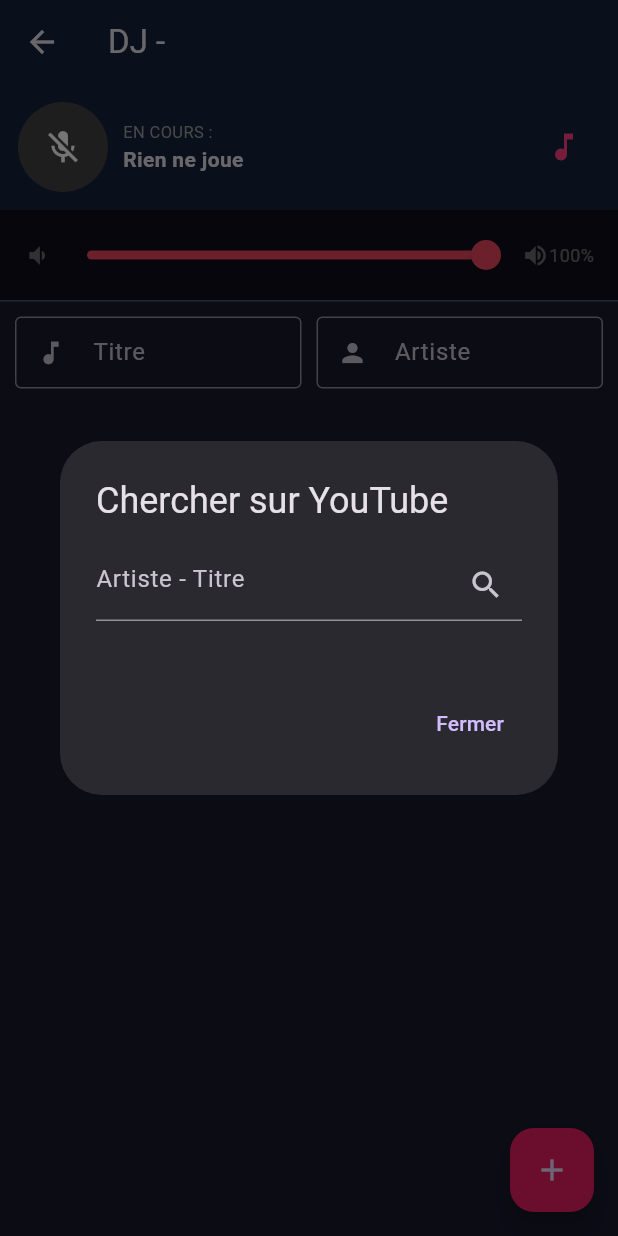
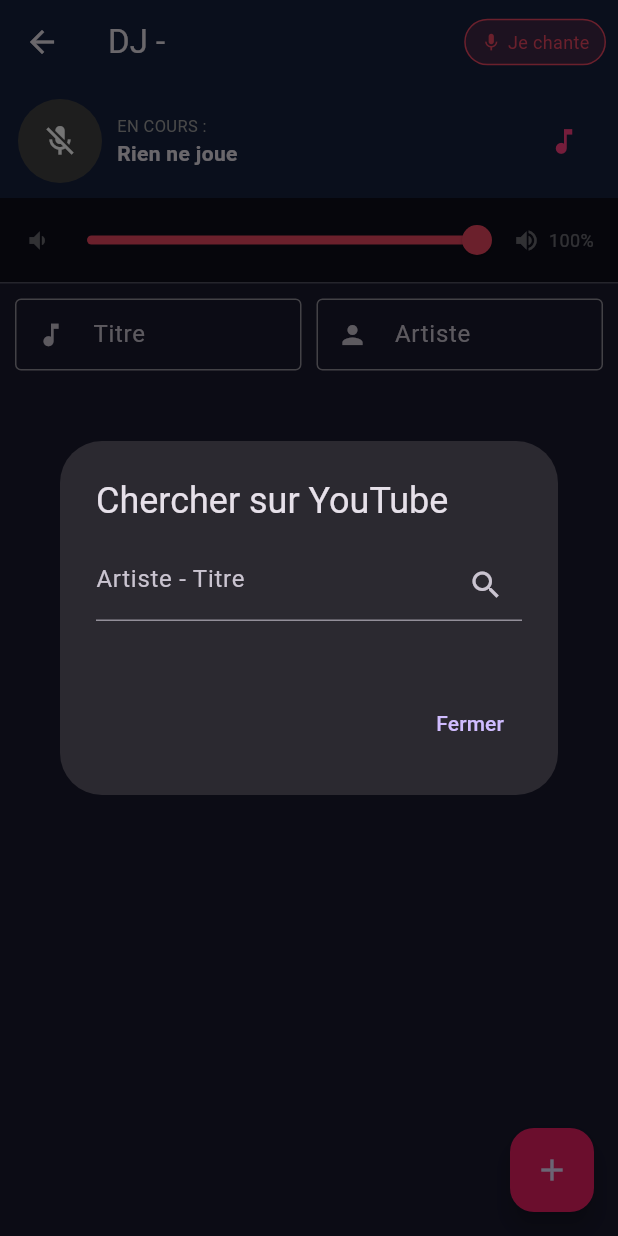
Before and after one commit to MarcVo00/KaraOrKey, a Flutter app: the MicRemoteScreen screen opened directly with empty values, after a tap on the "music note" icon, after a tap on the "add" icon, on a phone screen of 412 x 824 dp. Run offline on Flutter 3.47's test engine with Material 3 defaults, Android fonts, the phone set to English and light mode, and no system bars; our stand-ins replace just_audio, permission_handler, shared_preferences, socket_io_client, wakelock_plus; missing offline and left inert: sound_stream; accounts and stored records are empty; network calls fail.

Commit message:
Ajouter stop, mode chanteur, reprise reconnexion, tri, sortie TV
Backend :
- Bibliothèque triée alphabétiquement (insensible à la casse)

Flutter DJ :
- Bouton Stop avec confirmation (command_stop)
- Toggle "Je chante" dans l'AppBar : active/désactive la lecture locale
  et le monitor de paroles ; les autres DJ restent en mode contrôle
- Reprise automatique après reconnexion : si sync_state arrive avec une
  chanson en cours et le player local à l'arrêt, relance la lecture

Flutter TV :
- PopScope : confirmation avant de quitter (évite la perte accidentelle
  de l'écran TV dans la salle)

Co-Authored-By: Claude Sonnet 4.6 <noreply@anthropic.com>

```diff
--- a/app/lib/screens/mic_remote_screen.dart
+++ b/app/lib/screens/mic_remote_screen.dart
@@ -31,6 +31,10 @@ class _MicRemoteScreenState extends State<MicRemoteScreen> {
   double _musicVolume = 1.0;
   bool _showVolumeBar = false;
 
+  // --- Mode chanteur ---
+  // Quand false, ce téléphone n'est qu'un panneau de contrôle : pas de lecture locale
+  bool _isSinging = true;
+
   // --- Paroles sync ---
   List<LyricLine> _lyrics = [];
   int _lyricIndex = -1;
@@ -44,7 +48,6 @@ class _MicRemoteScreenState extends State<MicRemoteScreen> {
   Map<String, dynamic>? currentSong;
   List<Map<String, dynamic>> queue = [];
 
-  // --- Filtres bibliothèque ---
   final TextEditingController _localTitleController = TextEditingController();
   final TextEditingController _localArtistController = TextEditingController();
 
@@ -53,9 +56,7 @@ class _MicRemoteScreenState extends State<MicRemoteScreen> {
     super.initState();
     WakelockPlus.enable();
     _localPlayer = AudioPlayer();
-    _localPlayer.positionStream.listen((pos) {
-      if (mounted) _syncLyrics(pos);
-    });
+    _localPlayer.positionStream.listen((pos) { if (mounted) _syncLyrics(pos); });
     _localPlayer.playerStateStream.listen((state) {
       if (state.processingState == ProcessingState.completed && mounted) {
         setState(() { _lyrics = []; _lyricIndex = -1; _isPaused = false; });
@@ -110,16 +111,26 @@ class _MicRemoteScreenState extends State<MicRemoteScreen> {
     });
 
     socket.on('sync_state', (data) {
-      if (mounted) setState(() {
+      if (!mounted) return;
+      final prevSong = currentSong;
+      setState(() {
         currentSong = data['current_song'];
         queue = List<Map<String, dynamic>>.from(data['queue']);
         _isPaused = data['paused'] ?? false;
       });
+      // Reprise automatique après reconnexion : une chanson joue côté serveur mais le
+      // player local est à l'arrêt (ex: redémarrage serveur + rejoindre la salle)
+      if (_isSinging &&
+          currentSong != null &&
+          prevSong == null &&
+          _localPlayer.processingState == ProcessingState.idle) {
+        _startLocalPlayback(currentSong!['id'], currentSong!['title']);
+      }
     });
 
     socket.on('start_song', (data) {
       if (mounted) setState(() => _isPaused = false);
-      _startLocalPlayback(data['id'], data['title']);
+      if (_isSinging) _startLocalPlayback(data['id'], data['title']);
     });
 
     socket.on('stop_song', (_) {
@@ -137,8 +148,8 @@ class _MicRemoteScreenState extends State<MicRemoteScreen> {
       if (mounted) setState(() => _isPaused = false);
     });
 
-    // Correction de drift : si l'écart avec la TV dépasse 500ms, on se resynchronise
     socket.on('position_sync', (data) async {
+      if (!_isSinging) return;
       final tvMs = (data['position_ms'] as num?)?.toInt() ?? 0;
       final myMs = _localPlayer.position.inMilliseconds;
       if ((tvMs - myMs).abs() > 500 &&
@@ -180,9 +191,9 @@ class _MicRemoteScreenState extends State<MicRemoteScreen> {
 
   Future<void> _loadLyrics(String songId) async {
     try {
-      final response = await http.get(Uri.parse('$baseUrl/api/play/$songId/lyrics'));
-      if (response.statusCode == 200) {
-        final lines = utf8.decode(response.bodyBytes).split('\n');
+      final r = await http.get(Uri.parse('$baseUrl/api/play/$songId/lyrics'));
+      if (r.statusCode == 200) {
+        final lines = utf8.decode(r.bodyBytes).split('\n');
         final parsed = <LyricLine>[];
         final re = RegExp(r"^\[(\d{2}):(\d{2})\.(\d{2,3})\](.*)");
         for (final line in lines) {
@@ -213,6 +224,24 @@ class _MicRemoteScreenState extends State<MicRemoteScreen> {
           ? position >= _lyrics[i].timestamp
           : position >= _lyrics[i].timestamp && position < _lyrics[i + 1].timestamp;
       if (ok) { if (_lyricIndex != i) setState(() => _lyricIndex = i); break; }
+    }
+  }
+
+  // ==========================================
+  // MODE "JE CHANTE"
+  // ==========================================
+
+  void _toggleSinging() {
+    setState(() => _isSinging = !_isSinging);
+    if (_isSinging) {
+      // Activation : démarre le player si une chanson est en cours
+      if (currentSong != null && !_isPaused) {
+        _startLocalPlayback(currentSong!['id'], currentSong!['title']);
+      }
+    } else {
+      // Désactivation : coupe le son local
+      _localPlayer.stop();
+      setState(() { _lyrics = []; _lyricIndex = -1; });
     }
   }
 
@@ -254,16 +283,27 @@ class _MicRemoteScreenState extends State<MicRemoteScreen> {
       socket.emit('command_play', song);
     } else {
       socket.emit('add_to_queue', song);
-      ScaffoldMessenger.of(context).showSnackBar(SnackBar(content: Text("🎵 Ajouté : ${song['title']}")));
+      ScaffoldMessenger.of(context)
+          .showSnackBar(SnackBar(content: Text("🎵 Ajouté : ${song['title']}")));
     }
   }
 
-  void _togglePause() {
-    if (_isPaused) {
-      socket.emit('command_resume');
-    } else {
-      socket.emit('command_pause');
-    }
+  void _togglePause() =>
+      socket.emit(_isPaused ? 'command_resume' : 'command_pause');
+
+  void _stopSong() {
+    showDialog(context: context, builder: (_) => AlertDialog(
+      title: const Text("Arrêter la chanson ?"),
+      content: Text("Arrêter « ${currentSong!['title']} » ?"),
+      actions: [
+        TextButton(onPressed: () => Navigator.pop(context), child: const Text("Annuler")),
+        ElevatedButton(
+          style: ElevatedButton.styleFrom(backgroundColor: Colors.red),
+          onPressed: () { Navigator.pop(context); socket.emit('command_stop'); },
+          child: const Text("Arrêter", style: TextStyle(color: Colors.white)),
+        ),
+      ],
+    ));
   }
 
   void _playNext() => socket.emit('play_next');
@@ -305,11 +345,13 @@ class _MicRemoteScreenState extends State<MicRemoteScreen> {
                     SnackBar(content: Text("🗑️ ${song['title']} supprimée.")));
               } else {
                 if (mounted) ScaffoldMessenger.of(context).showSnackBar(
-                    const SnackBar(content: Text("Erreur lors de la suppression."), backgroundColor: Colors.red));
+                    const SnackBar(content: Text("Erreur lors de la suppression."),
+                        backgroundColor: Colors.red));
               }
             } catch (_) {
               if (mounted) ScaffoldMessenger.of(context).showSnackBar(
-                  const SnackBar(content: Text("Impossible de joindre le serveur."), backgroundColor: Colors.red));
+                  const SnackBar(content: Text("Impossible de joindre le serveur."),
+                      backgroundColor: Colors.red));
             }
           },
           child: const Text("Supprimer", style: TextStyle(color: Colors.white)),
@@ -358,6 +400,7 @@ class _MicRemoteScreenState extends State<MicRemoteScreen> {
       appBar: AppBar(
         title: Text("DJ - ${widget.roomName}"),
         actions: [
+          // Indicateur reconnexion
           if (isReconnecting)
             const Padding(
               padding: EdgeInsets.symmetric(horizontal: 12),
@@ -368,6 +411,34 @@ class _MicRemoteScreenState extends State<MicRemoteScreen> {
                 Text("Reconnexion...", style: TextStyle(fontSize: 12, color: Colors.orange)),
               ]),
             ),
+          // Toggle "Je chante"
+          Padding(
+            padding: const EdgeInsets.only(right: 8),
+            child: GestureDetector(
+              onTap: _toggleSinging,
+              child: AnimatedContainer(
+                duration: const Duration(milliseconds: 250),
+                padding: const EdgeInsets.symmetric(horizontal: 10, vertical: 6),
+                decoration: BoxDecoration(
+                  color: _isSinging
+                      ? const Color(0xFFE94560).withOpacity(0.2)
+                      : Colors.transparent,
+                  borderRadius: BorderRadius.circular(20),
+                  border: Border.all(
+                    color: _isSinging ? const Color(0xFFE94560) : Colors.white24,
+                  ),
+                ),
+                child: Row(children: [
+                  Icon(Icons.mic, size: 14,
+                      color: _isSinging ? const Color(0xFFE94560) : Colors.white38),
+                  const SizedBox(width: 4),
+                  Text("Je chante",
+                      style: TextStyle(fontSize: 12,
+                          color: _isSinging ? const Color(0xFFE94560) : Colors.white38)),
+                ]),
+              ),
+            ),
+          ),
         ],
       ),
       floatingActionButton: FloatingActionButton(
@@ -378,12 +449,12 @@ class _MicRemoteScreenState extends State<MicRemoteScreen> {
       ),
       body: Column(children: [
 
-        // --- Monitor paroles ---
-        if (currentSong != null)
+        // --- Monitor paroles (visible uniquement si "Je chante" et chanson active) ---
+        if (currentSong != null && _isSinging)
           Container(
             width: double.infinity,
             color: const Color(0xFF0D0D1A),
-            padding: const EdgeInsets.symmetric(horizontal: 20, vertical: 12),
+            padding: const EdgeInsets.symmetric(horizontal: 20, vertical: 10),
             child: Column(children: [
               AnimatedSwitcher(
                 duration: const Duration(milliseconds: 300),
@@ -391,20 +462,16 @@ class _MicRemoteScreenState extends State<MicRemoteScreen> {
                   currentLine.isEmpty ? "♪" : currentLine,
                   key: ValueKey<String>('dj_cur_$currentLine'),
                   textAlign: TextAlign.center,
-                  style: TextStyle(
-                    fontSize: 22, fontWeight: FontWeight.bold,
-                    color: currentLine.isEmpty || _isPaused
-                        ? Colors.white24
-                        : const Color(0xFFE94560),
-                  ),
+                  style: TextStyle(fontSize: 22, fontWeight: FontWeight.bold,
+                      color: currentLine.isEmpty || _isPaused
+                          ? Colors.white24 : const Color(0xFFE94560)),
                 ),
               ),
               if (nextLine.isNotEmpty) ...[
                 const SizedBox(height: 4),
                 AnimatedSwitcher(
                   duration: const Duration(milliseconds: 300),
-                  child: Text(nextLine,
-                      key: ValueKey<String>('dj_nxt_$nextLine'),
+                  child: Text(nextLine, key: ValueKey<String>('dj_nxt_$nextLine'),
                       textAlign: TextAlign.center,
                       style: const TextStyle(fontSize: 15, color: Colors.white38)),
                 ),
@@ -414,7 +481,7 @@ class _MicRemoteScreenState extends State<MicRemoteScreen> {
 
         // --- Barre statut ---
         Container(
-          padding: const EdgeInsets.all(12),
+          padding: const EdgeInsets.symmetric(horizontal: 12, vertical: 10),
           color: const Color(0xFF16213E),
           child: Row(children: [
             // Bouton micro
@@ -422,7 +489,7 @@ class _MicRemoteScreenState extends State<MicRemoteScreen> {
               onTap: _toggleMic,
               child: AnimatedContainer(
                 duration: const Duration(milliseconds: 300),
-                height: 60, width: 60,
+                height: 56, width: 56,
                 decoration: BoxDecoration(
                   color: isMicOn ? const Color(0xFFE94560) : Colors.grey[800],
                   shape: BoxShape.circle,
@@ -430,7 +497,7 @@ class _MicRemoteScreenState extends State<MicRemoteScreen> {
                       ? [BoxShadow(color: const Color(0xFFE94560).withOpacity(0.6), blurRadius: 15)]
                       : [],
                 ),
-                child: Icon(isMicOn ? Icons.mic : Icons.mic_off, size: 26, color: Colors.white),
+                child: Icon(isMicOn ? Icons.mic : Icons.mic_off, size: 24, color: Colors.white),
               ),
             ),
             const SizedBox(width: 10),
@@ -443,25 +510,33 @@ class _MicRemoteScreenState extends State<MicRemoteScreen> {
                   maxLines: 1, overflow: TextOverflow.ellipsis),
             ])),
 
-            // Bouton pause/reprise
+            // Contrôles lecture
             if (currentSong != null) ...[
+              // Stop
+              IconButton(
+                icon: const Icon(Icons.stop, size: 26, color: Colors.redAccent),
+                onPressed: _stopSong,
+                tooltip: "Arrêter",
+              ),
+              // Pause / Reprise
               IconButton(
                 icon: Icon(_isPaused ? Icons.play_arrow : Icons.pause,
-                    size: 30, color: _isPaused ? Colors.greenAccent : Colors.white70),
+                    size: 28, color: _isPaused ? Colors.greenAccent : Colors.white70),
                 onPressed: _togglePause,
                 tooltip: _isPaused ? "Reprendre" : "Pause",
               ),
-              // Bouton suivant
+              // Suivant
               IconButton(
-                icon: const Icon(Icons.skip_next, size: 30, color: Colors.white),
+                icon: const Icon(Icons.skip_next, size: 28, color: Colors.white),
                 onPressed: _playNext,
+                tooltip: "Suivant",
               ),
             ],
 
-            // Bouton volume musique
+            // Volume musique
             IconButton(
-              icon: Icon(Icons.music_note,
-                  size: 24, color: _showVolumeBar ? Colors.pinkAccent : Colors.white54),
+              icon: Icon(Icons.music_note, size: 22,
+                  color: _showVolumeBar ? Colors.pinkAccent : Colors.white54),
               onPressed: () => setState(() => _showVolumeBar = !_showVolumeBar),
               tooltip: "Volume musique",
             ),
@@ -472,7 +547,7 @@ class _MicRemoteScreenState extends State<MicRemoteScreen> {
         if (_showVolumeBar)
           Container(
             color: const Color(0xFF0D0D1A),
-            padding: const EdgeInsets.symmetric(horizontal: 16, vertical: 6),
+            padding: const EdgeInsets.symmetric(horizontal: 16, vertical: 4),
             child: Row(children: [
               const Icon(Icons.volume_down, color: Colors.white38, size: 18),
               Expanded(child: Slider(
@@ -484,8 +559,9 @@ class _MicRemoteScreenState extends State<MicRemoteScreen> {
                 },
               )),
               const Icon(Icons.volume_up, color: Colors.white38, size: 18),
-              Text("${(_musicVolume * 100).round()}%",
-                  style: const TextStyle(color: Colors.white38, fontSize: 12)),
+              SizedBox(width: 36, child: Text("${(_musicVolume * 100).round()}%",
+                  style: const TextStyle(color: Colors.white38, fontSize: 12),
+                  textAlign: TextAlign.right)),
             ]),
           ),
 
@@ -525,8 +601,7 @@ class _MicRemoteScreenState extends State<MicRemoteScreen> {
                       width: 150, margin: const EdgeInsets.symmetric(horizontal: 8, vertical: 8),
                       child: Stack(children: [
                         Container(
-                          width: double.infinity, height: double.infinity,
-                          padding: const EdgeInsets.all(8),
+                          width: double.infinity, height: double.infinity, padding: const EdgeInsets.all(8),
                           decoration: BoxDecoration(color: Colors.blue.withOpacity(0.2),
                               borderRadius: BorderRadius.circular(10)),
                           child: Column(mainAxisAlignment: MainAxisAlignment.center, children: [
@@ -539,14 +614,11 @@ class _MicRemoteScreenState extends State<MicRemoteScreen> {
                         Positioned(top: 0, right: 0,
                           child: GestureDetector(
                             onTap: () => _removeFromQueue(i),
-                            child: Container(
-                              padding: const EdgeInsets.all(4),
-                              decoration: BoxDecoration(color: Colors.redAccent, shape: BoxShape.circle,
-                                  border: Border.all(color: const Color(0xFF1A1A2E), width: 2)),
-                              child: const Icon(Icons.close, size: 14, color: Colors.white),
-                            ),
-                          ),
-                        ),
+                            child: Container(padding: const EdgeInsets.all(4),
+                                decoration: BoxDecoration(color: Colors.redAccent, shape: BoxShape.circle,
+                                    border: Border.all(color: const Color(0xFF1A1A2E), width: 2)),
+                                child: const Icon(Icons.close, size: 14, color: Colors.white)),
+                          )),
                       ]),
                     );
                   },
```
Also changed, not shown: app/lib/screens/tv_player_screen.dart (+23 -1 lines), 1 other file.
